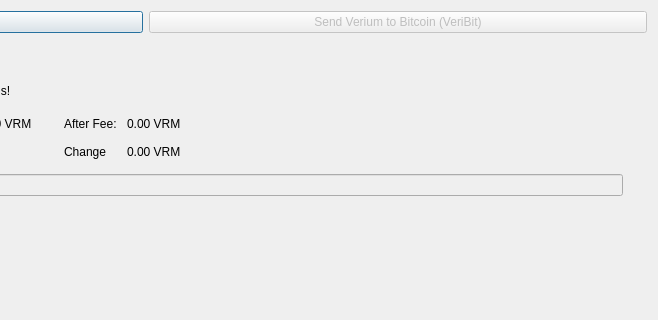
Qt form src/qt/forms/sendbitcoinsdialog.ui (verimad/verium) before a commit; both pictures show x 366 to 1024 and y 0 to 320 of the 1024 by 768 pixel window.
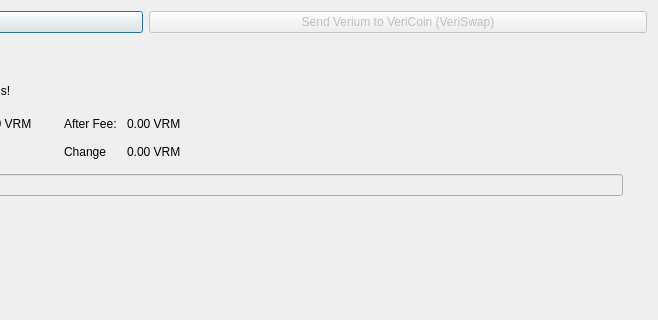
The same form after that commit. Icons and pictures are not drawn.

```diff
--- a/src/qt/forms/sendbitcoinsdialog.ui
+++ b/src/qt/forms/sendbitcoinsdialog.ui
@@ -32,7 +32,7 @@
         <bool>false</bool>
        </property>
        <property name="text">
-        <string>Send Verium to Bitcoin (VeriBit)</string>
+        <string>Send Verium to VeriCoin (VeriSwap)</string>
        </property>
       </widget>
      </item>
```
Left out of the diff: 2 changed lines with no effect on the pictures.
